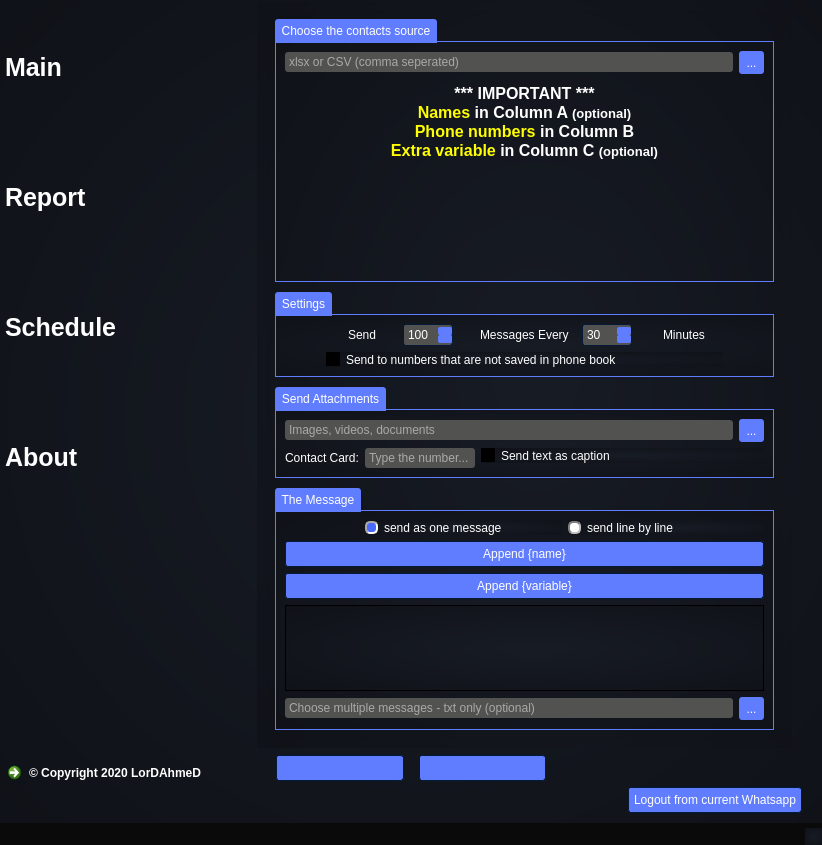
First picture: the form in extra var.ui, repository thelordahmed/Whatsapp-bulk-sender, before the edit.
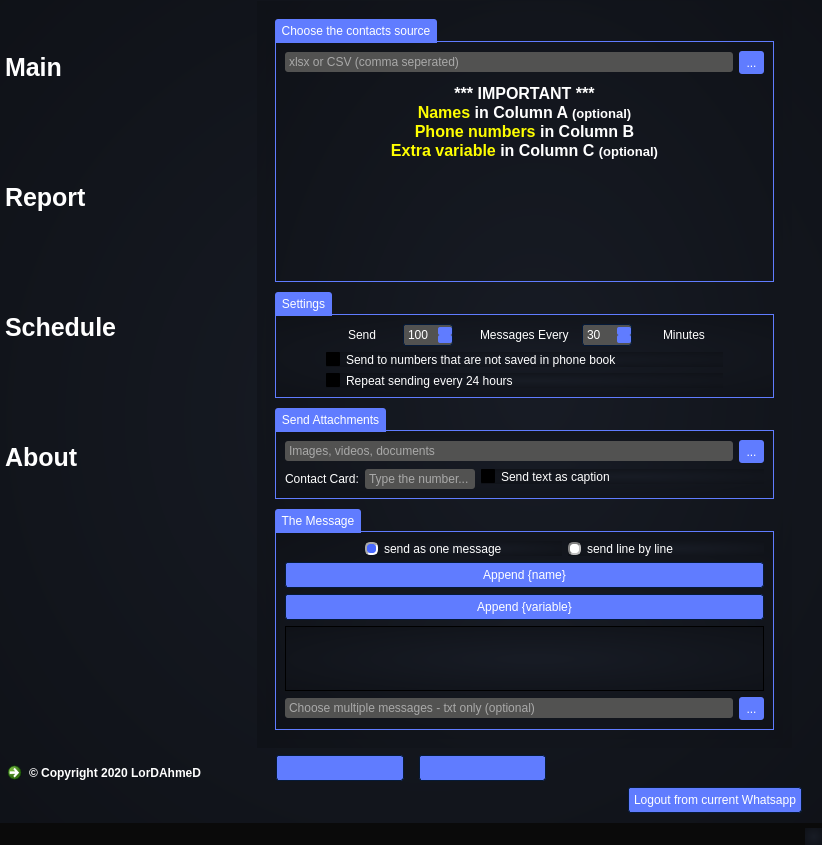
Second picture: the form after the edit. Icons and pictures are not drawn.

Commit message: tweaked repeat sending every 24 hours

Patch:
```diff
--- a/extra var.ui
+++ b/extra var.ui
@@ -1785,6 +1785,13 @@
                     </property>
                    </widget>
                   </item>
+                  <item>
+                   <widget class="QCheckBox" name="checkBox_2">
+                    <property name="text">
+                     <string>Repeat sending every 24 hours</string>
+                    </property>
+                   </widget>
+                  </item>
                  </layout>
                 </item>
                </layout>
```
Left out of the diff: 2 changed lines with no effect on the pictures. The commit also changes 7 other files.
